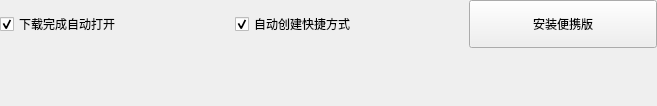
Old version of the form app/pages/pageconfigportable.ui in the repository liangtie/kicad-installer.
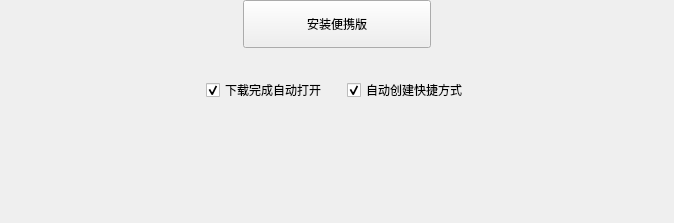
New version of the form.

Commit message:
feat(installer): add back button functionality and adjust UI layout
- Add back button to the title bar
- Implement backward navigation logic
- Adjust main window and page sizes
- Update page layout and styling
- Add new icon for back button

What changed in the file:
```diff
--- a/app/pages/pageconfigportable.ui
+++ b/app/pages/pageconfigportable.ui
@@ -6,8 +6,8 @@
    <rect>
     <x>0</x>
     <y>0</y>
-    <width>657</width>
-    <height>106</height>
+    <width>674</width>
+    <height>223</height>
    </rect>
   </property>
   <property name="windowTitle">
@@ -30,30 +30,10 @@
     <number>0</number>
    </property>
    <item>
-    <layout class="QHBoxLayout" name="horizontalLayout">
+    <layout class="QHBoxLayout" name="horizontalLayout_2">
      <property name="spacing">
       <number>0</number>
      </property>
-     <item>
-      <widget class="QCheckBox" name="check_auto_run">
-       <property name="text">
-        <string>下载完成自动打开</string>
-       </property>
-       <property name="checked">
-        <bool>true</bool>
-       </property>
-      </widget>
-     </item>
-     <item>
-      <widget class="QCheckBox" name="check_shortcut">
-       <property name="text">
-        <string>自动创建快捷方式</string>
-       </property>
-       <property name="checked">
-        <bool>true</bool>
-       </property>
-      </widget>
-     </item>
      <item>
       <widget class="QPushButton" name="btn_start_portable">
        <property name="minimumSize">
@@ -75,6 +55,62 @@
      </item>
     </layout>
    </item>
+   <item>
+    <layout class="QHBoxLayout" name="horizontalLayout">
+     <property name="spacing">
+      <number>20</number>
+     </property>
+     <property name="topMargin">
+      <number>30</number>
+     </property>
+     <item>
+      <spacer name="horizontalSpacer">
+       <property name="orientation">
+        <enum>Qt::Orientation::Horizontal</enum>
+       </property>
+       <property name="sizeHint" stdset="0">
+        <size>
+         <width>40</width>
+         <height>20</height>
+        </size>
+       </property>
+      </spacer>
+     </item>
+     <item>
+      <widget class="QCheckBox" name="check_auto_run">
+       <property name="text">
+        <string>下载完成自动打开</string>
+       </property>
+       <property name="checked">
+        <bool>true</bool>
+       </property>
+      </widget>
+     </item>
+     <item>
+      <widget class="QCheckBox" name="check_shortcut">
+       <property name="text">
+        <string>自动创建快捷方式</string>
+       </property>
+       <property name="checked">
+        <bool>true</bool>
+       </property>
+      </widget>
+     </item>
+     <item>
+      <spacer name="horizontalSpacer_2">
+       <property name="orientation">
+        <enum>Qt::Orientation::Horizontal</enum>
+       </property>
+       <property name="sizeHint" stdset="0">
+        <size>
+         <width>40</width>
+         <height>20</height>
+        </size>
+       </property>
+      </spacer>
+     </item>
+    </layout>
+   </item>
    <item>
     <spacer name="verticalSpacer">
      <property name="orientation">
```
The commit also changes 9 other files.
